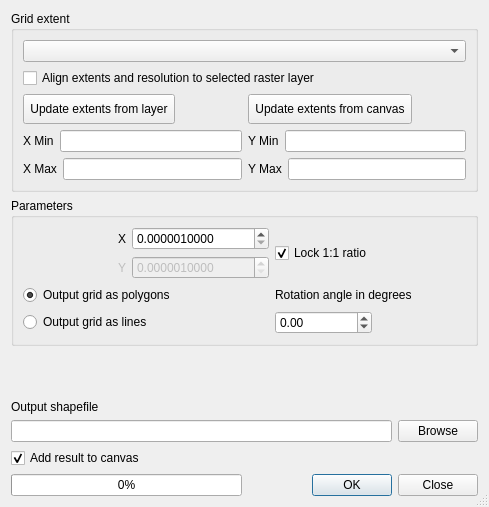
The window that python/plugins/fTools/tools/frmVectorGrid.ui (qgis/QGIS) describes before a commit, drawn with Qt 5.
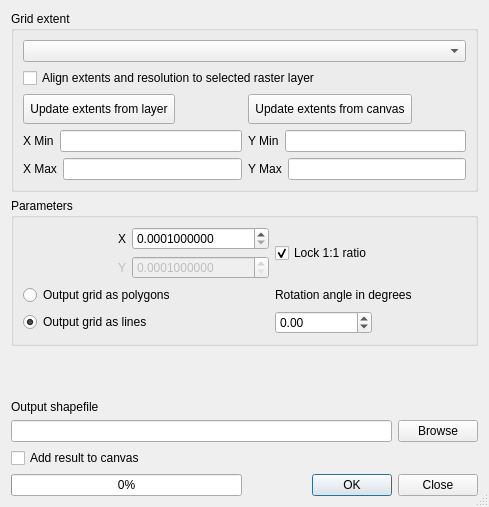
The same window after the commit.

Diff of the .ui file:
```diff
--- a/python/plugins/fTools/tools/frmVectorGrid.ui
+++ b/python/plugins/fTools/tools/frmVectorGrid.ui
@@ -205,7 +205,7 @@
          <number>10</number>
         </property>
         <property name="minimum">
-         <double>0.000001000000000</double>
+         <double>0.000100000000000</double>
         </property>
         <property name="maximum">
          <double>1000000000.000000000000000</double>
@@ -270,7 +270,7 @@
          <number>10</number>
         </property>
         <property name="minimum">
-         <double>0.000001000000000</double>
+         <double>0.000100000000000</double>
         </property>
         <property name="maximum">
          <double>1000000000.000000000000000</double>
@@ -286,7 +286,7 @@
          <string>Output grid as polygons</string>
         </property>
         <property name="checked">
-         <bool>true</bool>
+         <bool>false</bool>
         </property>
        </widget>
       </item>
@@ -296,7 +296,7 @@
          <string>Output grid as lines</string>
         </property>
         <property name="checked">
-         <bool>false</bool>
+         <bool>true</bool>
         </property>
        </widget>
       </item>
@@ -369,9 +369,6 @@
      <property name="text">
       <string>Add result to canvas</string>
      </property>
-     <property name="checked">
-      <bool>true</bool>
-     </property>
     </widget>
    </item>
    <item row="6" column="0">
```
